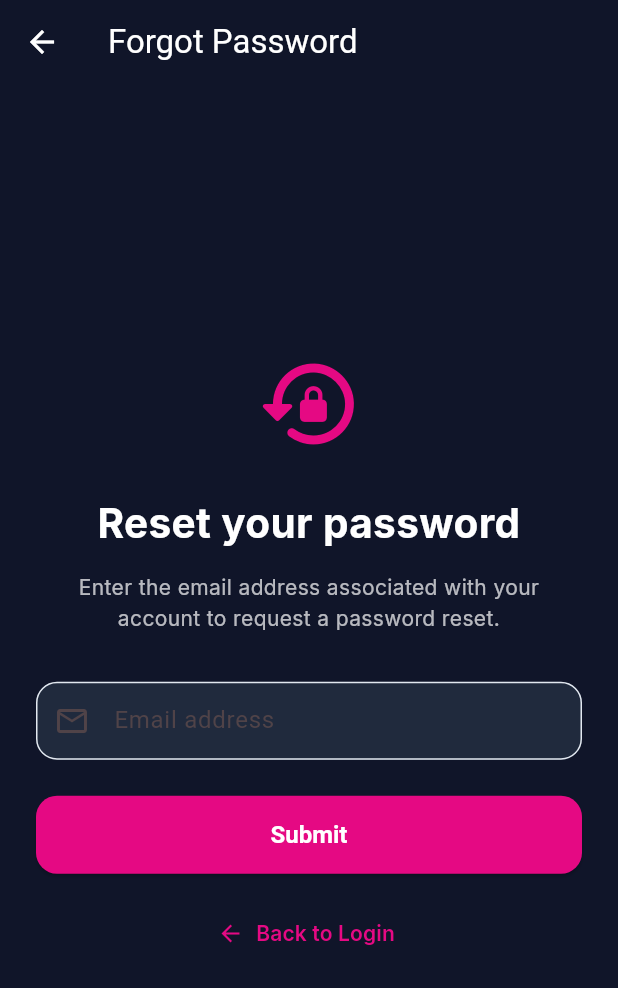
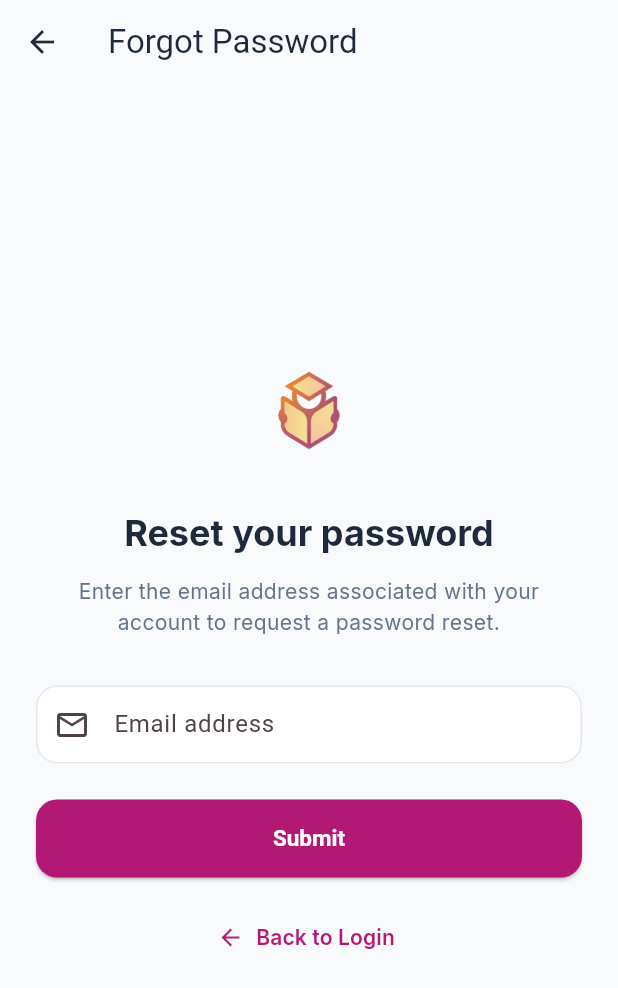
Before and after one commit to RAJ322622/skillbytes_app, a Flutter app: the ForgotPasswordScreen screen opened directly, on a phone screen of 412 x 824 dp. Shown: the top 988 px of the screen. Run offline on Flutter 3.47's test engine with Material 3 defaults, Android fonts, the phone set to English and light mode, and no system bars; our stand-ins replace google_fonts.

Commit message:
Update forgot_password_screen.dart

```diff
--- a/lib/screens/forgot_password_screen.dart
+++ b/lib/screens/forgot_password_screen.dart
@@ -1,5 +1,6 @@
 
 import 'package:flutter/material.dart';
+import '../theme/app_theme.dart';
 
 class ForgotPasswordScreen extends StatefulWidget {
   const ForgotPasswordScreen({super.key});
@@ -13,9 +14,6 @@ class _ForgotPasswordScreenState
     extends State<ForgotPasswordScreen> {
   final _formKey = GlobalKey<FormState>();
   final _emailController = TextEditingController();
-
-  static const Color navy = Color(0xFF101529);
-  static const Color pink = Color(0xFFE50983);
 
   @override
   void dispose() {
@@ -56,12 +54,10 @@ class _ForgotPasswordScreenState
 
   @override
   Widget build(BuildContext context) {
+    final theme = Theme.of(context);
+
     return Scaffold(
-      backgroundColor: navy,
       appBar: AppBar(
-        backgroundColor: navy,
-        foregroundColor: Colors.white,
-        elevation: 0,
         title: const Text('Forgot Password'),
       ),
       body: SafeArea(
@@ -75,28 +71,26 @@ class _ForgotPasswordScreenState
                 child: Column(
                   crossAxisAlignment: CrossAxisAlignment.stretch,
                   children: [
-                    const Icon(
-                      Icons.lock_reset_rounded,
-                      color: pink,
-                      size: 72,
-                    ),
+                    Image.asset(
+                        'assets/images/logo.png',
+                        width: 84,
+                        height: 84,
+                        fit: BoxFit.contain,
+                      ),
                     const SizedBox(height: 24),
-                    const Text(
+
+                    Text(
                       'Reset your password',
                       textAlign: TextAlign.center,
-                      style: TextStyle(
-                        color: Colors.white,
-                        fontSize: 27,
-                        fontWeight: FontWeight.bold,
-                      ),
+                      style: theme.textTheme.headlineSmall,
                     ),
                     const SizedBox(height: 12),
-                    const Text(
+
+                    Text(
                       'Enter the email address associated with '
                       'your account to request a password reset.',
                       textAlign: TextAlign.center,
-                      style: TextStyle(
-                        color: Colors.white70,
+                      style: theme.textTheme.bodyMedium?.copyWith(
                         height: 1.5,
                       ),
                     ),
@@ -104,19 +98,10 @@ class _ForgotPasswordScreenState
 
                     TextFormField(
                       controller: _emailController,
-                      style: const TextStyle(color: Colors.white),
                       keyboardType: TextInputType.emailAddress,
-                      decoration: InputDecoration(
+                      decoration: const InputDecoration(
                         labelText: 'Email address',
-                        prefixIcon: const Icon(
-                          Icons.email_outlined,
-                        ),
-                        filled: true,
-                        fillColor: const Color(0xFF202A3D),
-                        border: OutlineInputBorder(
-                          borderRadius: BorderRadius.circular(14),
-                          borderSide: BorderSide.none,
-                        ),
+                        prefixIcon: Icon(Icons.email_outlined),
                       ),
                       validator: _validateEmail,
                     ),
@@ -126,20 +111,7 @@ class _ForgotPasswordScreenState
                       height: 52,
                       child: ElevatedButton(
                         onPressed: _submitForm,
-                        style: ElevatedButton.styleFrom(
-                          backgroundColor: pink,
-                          foregroundColor: Colors.white,
-                          shape: RoundedRectangleBorder(
-                            borderRadius: BorderRadius.circular(14),
-                          ),
-                        ),
-                        child: const Text(
-                          'Submit',
-                          style: TextStyle(
-                            fontSize: 16,
-                            fontWeight: FontWeight.bold,
-                          ),
-                        ),
+                        child: const Text('Submit'),
                       ),
                     ),
                     const SizedBox(height: 16),
@@ -149,7 +121,7 @@ class _ForgotPasswordScreenState
                       icon: const Icon(Icons.arrow_back),
                       label: const Text('Back to Login'),
                       style: TextButton.styleFrom(
-                        foregroundColor: pink,
+                        foregroundColor: AppTheme.primaryColor,
                       ),
                     ),
                   ],
```
